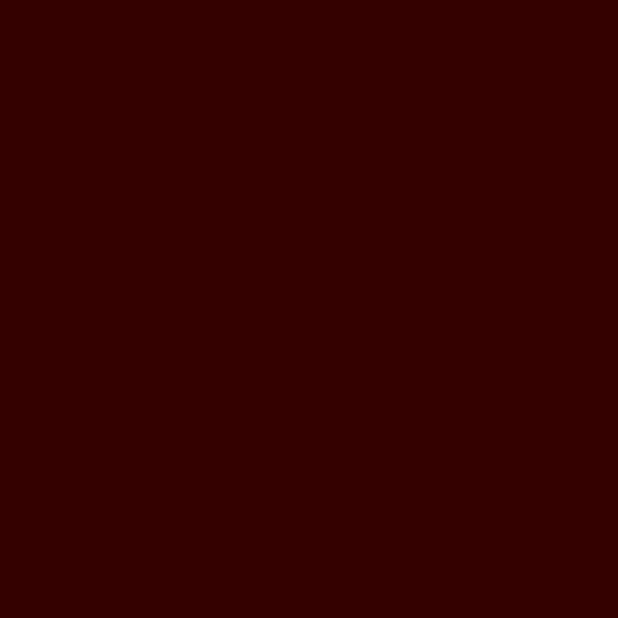
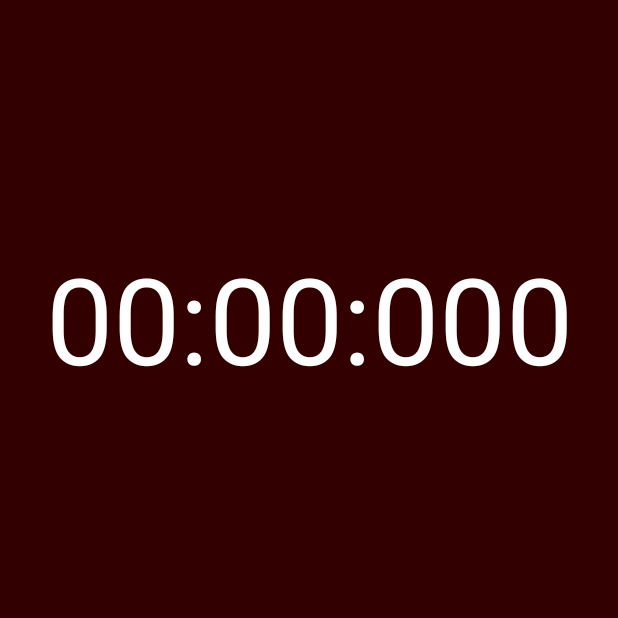
Before and after one commit to julien-birabent/ThisMeansNothing, an Android app: the PlayTrackActivity screen opened directly, with no data from a screen before it, on a phone screen of 412 x 824 dp, the top half of it. Before the commit the part shown is empty. Run offline under Robolectric (Android 15) with nearby library versions, the phone set to English and light mode, and no system bars.

```diff
--- a/app/src/main/java/com/julienbirabent/thismeansnothing/controller/TrackController.java
+++ b/app/src/main/java/com/julienbirabent/thismeansnothing/controller/TrackController.java
@@ -4,6 +4,8 @@ import android.app.Activity;
 import android.content.Context;
 import android.view.KeyEvent;
 import android.widget.MediaController;
+
+import com.julienbirabent.thismeansnothing.activity.PlayTrackActivity;
 
 /**
  * Created by Julien on 2017-02-18.
@@ -27,6 +29,7 @@ public class TrackController extends MediaController {
 
             if (event.getKeyCode() == KeyEvent.KEYCODE_BACK) {
                 ((Activity) getContext()).finish();
+
             }
             return super.dispatchKeyEvent(event);
         }
--- a/app/src/main/res/layout/activity_play_track.xml
+++ b/app/src/main/res/layout/activity_play_track.xml
@@ -6,7 +6,6 @@
     android:background="#FF330000"
     tools:context=".activity.PlayTrackActivity">
 
-
     <TextView
         android:id="@+id/playing_track_informations"
         android:layout_width="fill_parent"
@@ -14,18 +13,33 @@
         android:textColor="#FFFFFF99"
         android:textSize="20sp"
         android:textStyle="bold"
+        android:layout_marginTop="101dp"
+        android:textAlignment="center"
         android:layout_alignParentTop="true"
-        android:layout_alignParentStart="true"
-        android:layout_marginTop="100dp"
-        android:textAlignment="center"/>
+        android:layout_alignParentStart="true" />
+    <TextView
+        android:id="@+id/track_time_position"
+        android:layout_width="match_parent"
+        android:layout_height="wrap_content"
+        android:layout_below="@id/playing_track_informations"
+        android:layout_marginTop="30dp"
+        android:textStyle="normal"
+        android:text="00:00:000"
+        android:textAlignment="center"
+        android:textColor="@android:color/white"
+        android:textSize="80sp"/>
+
     <MediaController
         android:id="@+id/media_controller"
         android:layout_width="match_parent"
         android:layout_height="wrap_content"
-        android:layout_below="@id/playing_track_informations"
-        android:layout_marginTop="100dp">
+        android:layout_below="@id/track_time_position"
+        android:layout_marginTop="100dp"
+        android:nestedScrollingEnabled="false">
 
     </MediaController>
 
 
+
+
 </RelativeLayout>
```
Also changed, not shown: app/src/main/java/com/julienbirabent/thismeansnothing/activity/PlayTrackActivity.java (+37 -23 lines).
